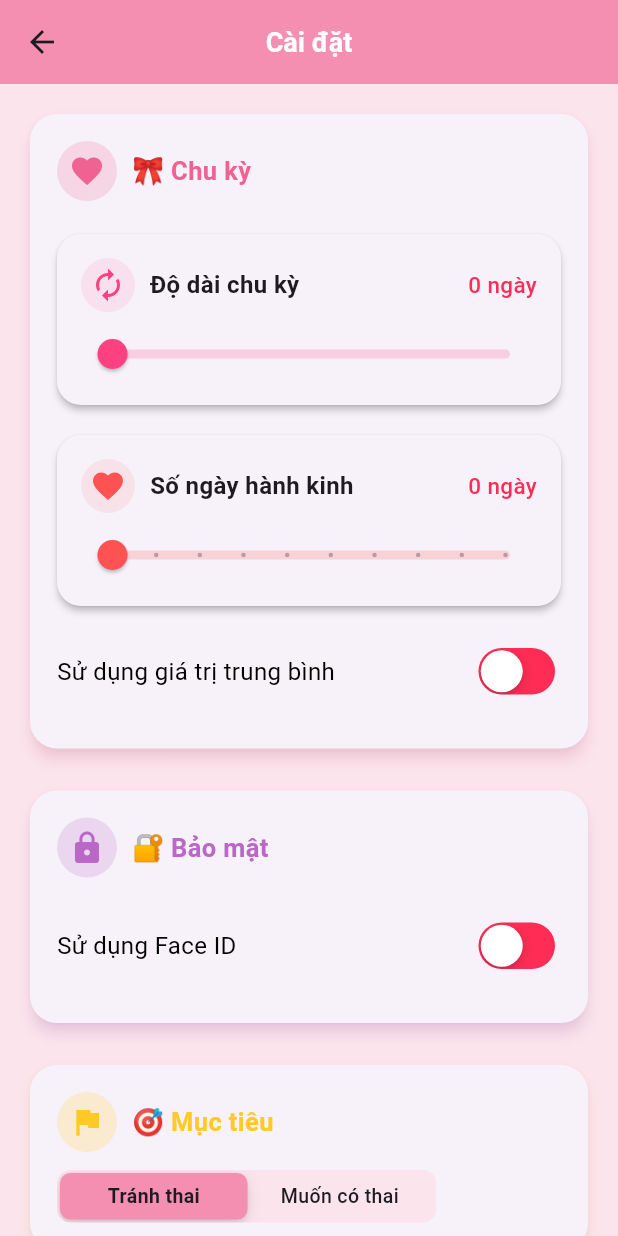
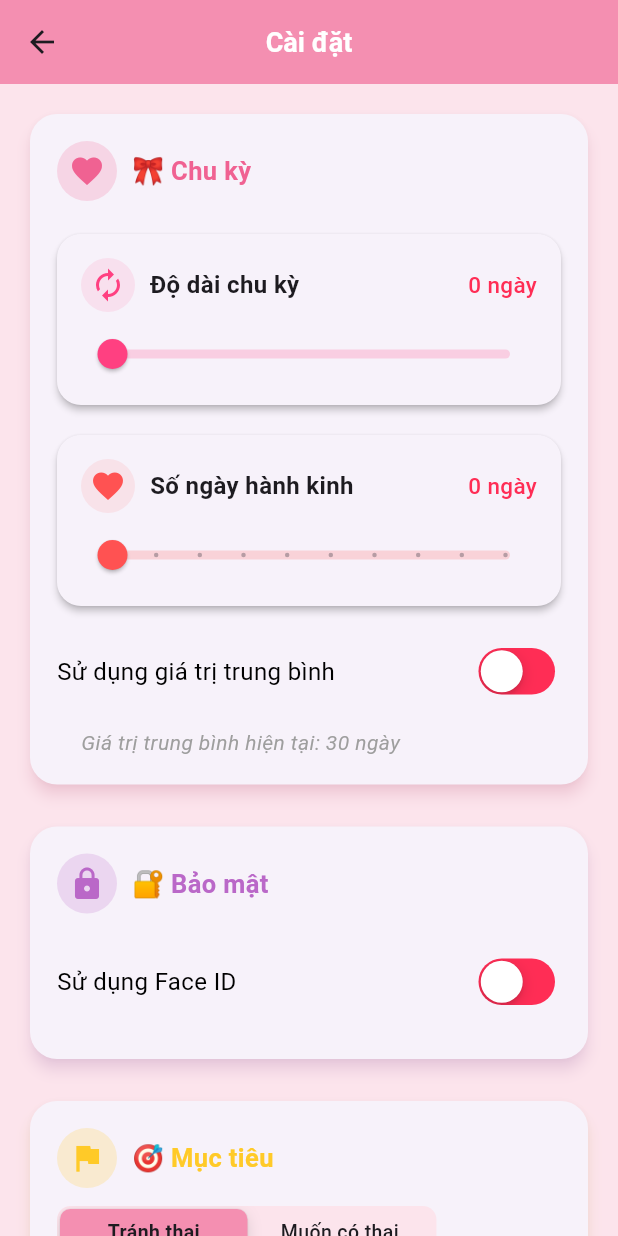
Before and after one commit to lighthouse2403/womenDiary, a Flutter app: the SettingView screen opened directly, on a phone screen of 412 x 824 dp. Run offline on Flutter 3.47's test engine with Material 3 defaults, Android fonts, the phone set to English and light mode, and no system bars; our stand-ins replace bloc, cloud_firestore, device_info_plus, equatable, firebase_core, flutter_bloc and 12 more; missing offline and left inert: network_info_plus; accounts and stored records are empty.

Commit message:
no message

```diff
--- a/lib/database/local_storage_service.dart
+++ b/lib/database/local_storage_service.dart
@@ -6,6 +6,7 @@ class LocalStorageService {
   static SharedPreferences? _prefs;
   String cycleLengthKey = 'cycleLength';
   static String _skipVersionKey = "skip_version";
+  static String _averageCycle = 'averageCycleLength';
 
   static Future<void> init() async {
     _prefs = await SharedPreferences.getInstance();
@@ -78,11 +79,11 @@ class LocalStorageService {
 
   /// Average Cycle length
   static Future<void> updateAverageCycleLength(int cycleLength) async {
-    await _prefs?.setInt('averageCycleLength', cycleLength);
+    await _prefs?.setInt(_averageCycle, cycleLength);
   }
 
   static int getAverageCycleLength() {
-    return _prefs?.getInt('averageCycleLength') ?? 30;
+    return _prefs?.getInt(_averageCycle) ?? 30;
   }
 
   static Future<void> saveSkippedVersion(String version) async {
--- a/lib/setting/setting.dart
+++ b/lib/setting/setting.dart
@@ -4,6 +4,7 @@ import 'package:flutter_bloc/flutter_bloc.dart';
 import 'package:package_info_plus/package_info_plus.dart';
 import 'package:url_launcher/url_launcher.dart';
 import 'package:women_diary/common/base/base_app_bar.dart';
+import 'package:women_diary/database/local_storage_service.dart';
 import 'package:women_diary/setting/bloc/setting_bloc.dart';
 import 'package:women_diary/setting/bloc/setting_event.dart';
 import 'package:women_diary/setting/bloc/setting_state.dart';
@@ -336,12 +337,31 @@ class _SettingViewState extends State<SettingView> {
     builder: (context, state) {
       bool isEnabled =
       (state is UpdateUsingAverageState) ? state.isUsingAverage : false;
+      int avgLength = LocalStorageService.getAverageCycleLength();
 
-      return SwitchTile(
-        label: "Sử dụng giá trị trung bình",
-        value: isEnabled,
-        onChanged: (val) =>
-            context.read<SettingBloc>().add(ToggleAverageEvent(val)),
+      print('avgLength: ${avgLength}');
+      return Column(
+        crossAxisAlignment: CrossAxisAlignment.start,
+        children: [
+          SwitchTile(
+            label: "Sử dụng giá trị trung bình",
+            value: isEnabled,
+            onChanged: (val) =>
+                context.read<SettingBloc>().add(ToggleAverageEvent(val)),
+          ),
+          if (avgLength > 0) // chỉ hiển thị khi có dữ liệu
+            Padding(
+              padding: const EdgeInsets.only(left: 16, top: 4),
+              child: Text(
+                "Giá trị trung bình hiện tại: $avgLength ngày",
+                style: const TextStyle(
+                  fontSize: 14,
+                  fontStyle: FontStyle.italic,
+                  color: Colors.grey,
+                ),
+              ),
+            ),
+        ],
       );
     },
   );
```
Also changed, not shown: lib/cycle/bloc/cycle_bloc.dart (+31 -29 lines).
